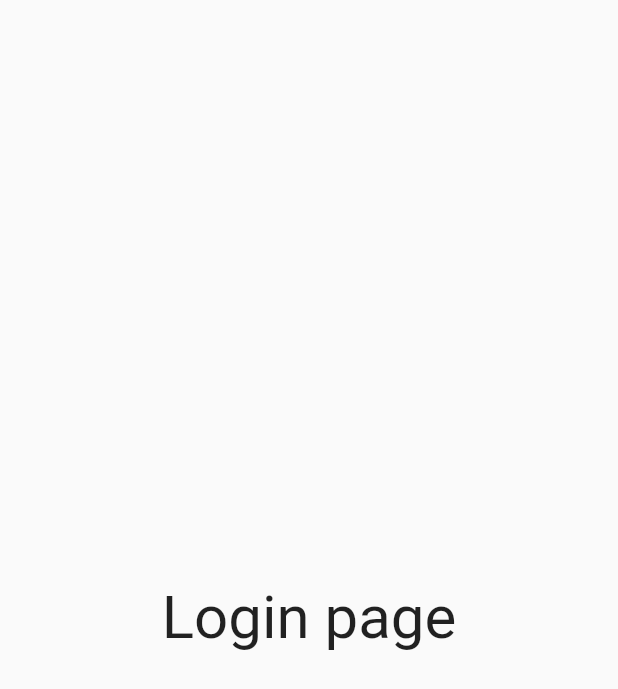
After one commit to CJcoder202001/flutterfirstproject, a Flutter app: the screen it shows after launch, on a phone screen of 412 x 824 dp. The commit adds this screen. Shown: the top 689 px of the screen. Run offline on Flutter 3.47's test engine with Material 2 defaults, Android fonts, the phone set to English and light mode, and no system bars.

Commit message:
day 3 completed

```diff
--- a/lib/main.dart
+++ b/lib/main.dart
@@ -1,5 +1,6 @@
 import 'package:flutter/material.dart';
-import 'package:flutter_application_1/home_page.dart';
+import 'package:flutter_application_1/pages/home_page.dart';
+import 'package:flutter_application_1/pages/login_page.dart';
 
 void main() {
   runApp(MyApp());
@@ -11,7 +12,14 @@ class MyApp extends StatelessWidget {
   @override
   Widget build(BuildContext context) {
     return MaterialApp(
-      home: HomePage(),
+      themeMode: ThemeMode.light,
+      darkTheme: ThemeData(brightness: Brightness.dark),
+      theme: ThemeData(primarySwatch: Colors.cyan),
+      routes: {
+        "/": (context) => LoginPage(),
+        "/homepage": (context) => HomePage(),
+        "/login": (context) => LoginPage(),
+      },
     );
   }
 }
--- /dev/null
+++ b/lib/pages/login_page.dart
@@ -0,0 +1,16 @@
+import 'package:flutter/material.dart';
+
+class LoginPage extends StatelessWidget {
+  @override
+  Widget build(BuildContext context) {
+    return Material(
+        child: Center(
+      child: Text(
+        "Login page",
+        style: TextStyle(
+          fontSize: 40,
+        ),
+      ),
+    ));
+  }
+}
```
Also changed, not shown: lib/pages/home_page.dart (renamed from lib/home_page.dart).
